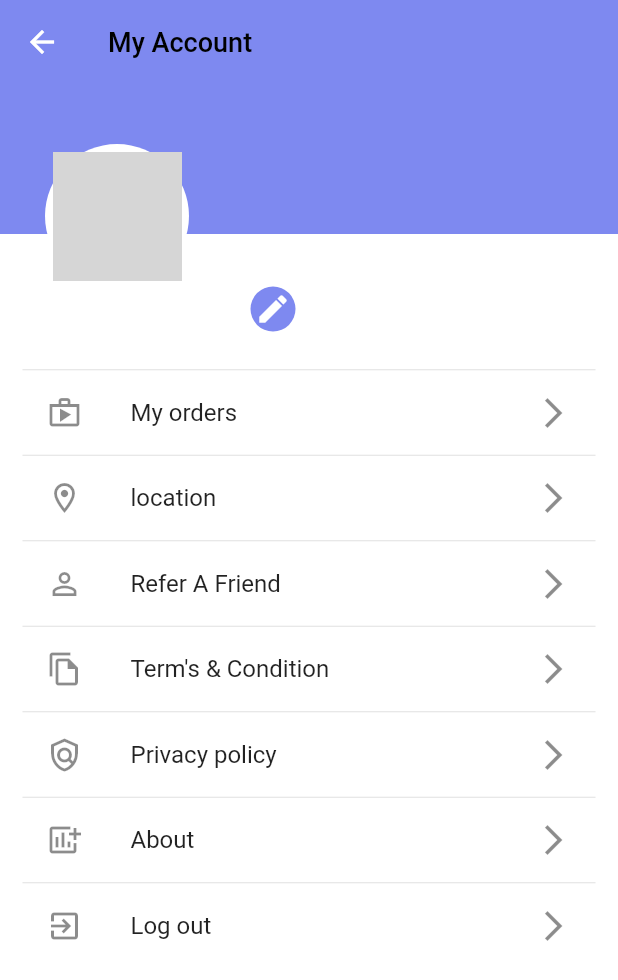
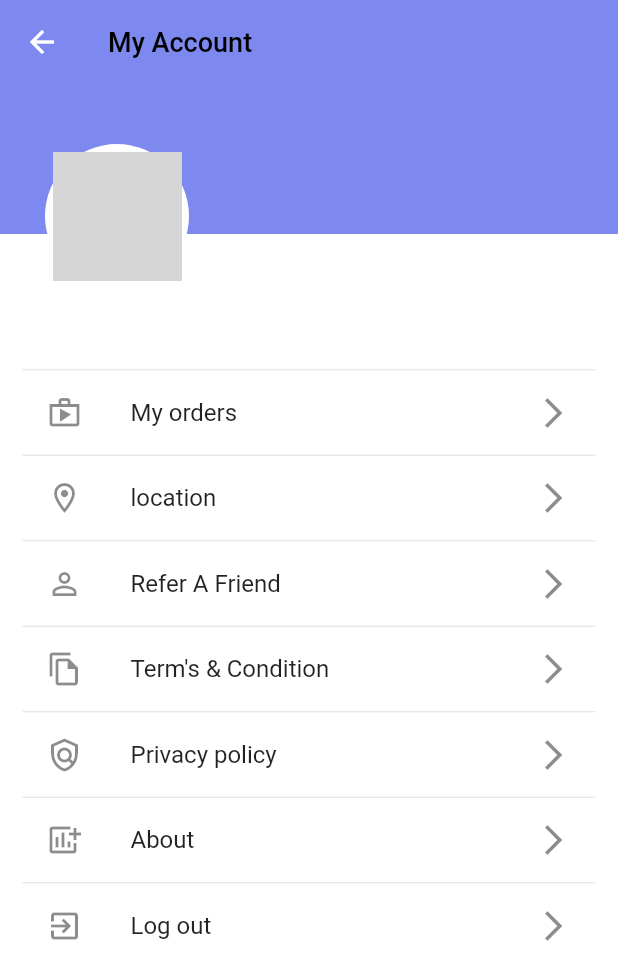
Before and after one commit to khatri76shubham/Kartking, a Flutter app: the myaccount screen opened directly, on a phone screen of 412 x 824 dp. Shown: the top 980 px of the screen. Run offline on Flutter 3.47's test engine with Material 2 defaults, Android fonts, the light colour scheme and no system bars; our stand-ins replace animated_splash_screen, cloud_firestore, curved_navigation_bar, firebase_auth, firebase_core, flutter_rating_bar and 8 more; accounts and stored records are empty; network calls fail; grey boxes are pictures that could not be loaded.

Commit message:
Github is done

```diff
--- a/lib/my_account.dart
+++ b/lib/my_account.dart
@@ -86,17 +86,12 @@ class _myaccountState extends State<myaccount> {
                             width: 250,
                             height: 80,
                             padding: EdgeInsets.only(left: 20),
-                            child: Row(
-                              children: [
-                                Column(
+                            child: Column(
                               mainAxisAlignment: MainAxisAlignment.center,
                               crossAxisAlignment: CrossAxisAlignment.start,
                               children: [
-                                    // Text("welcome"),
                                 if (value.currentdata?.userName != null)
-                                      Text(
-                                          value.currentdata!.userName
-                                              .toString(),
+                                  Text(value.currentdata!.userName.toString(),
                                       style: TextStyle(
                                         fontSize: 14,
                                         fontWeight: FontWeight.bold,
@@ -106,36 +101,12 @@ class _myaccountState extends State<myaccount> {
                                   height: 10,
                                 ),
                                 if (value.currentdata?.userEmail != null)
-                                      Text(
-                                          value.currentdata!.userEmail
-                                              .toString(),
+                                  Text(value.currentdata!.userEmail.toString(),
                                       style: TextStyle(
                                         fontSize: 14,
                                         fontWeight: FontWeight.bold,
                                         color: textcolor,
                                       )),
-                                  ],
-                                ),
-                                GestureDetector(
-                                  onTap: () {
-                                    Navigator.of(context).push(
-                                        MaterialPageRoute(
-                                            builder: (context) =>
-                                                userdetail()));
-                                  },
-                                  child: CircleAvatar(
-                                    radius: 15,
-                                    backgroundColor: primarycolor,
-                                    child: CircleAvatar(
-                                      radius: 12,
-                                      child: Icon(
-                                        Icons.edit,
-                                        color: whitecolor,
-                                      ),
-                                      backgroundColor: Colors.transparent,
-                                    ),
-                                  ),
-                                ),
                               ],
                             ),
                           )
```
Also changed, not shown: lib/checkout_page.dart (+11 -11 lines). Lines whose indentation alone changed are shown as unchanged.
